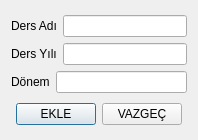
Old version of the form Gorsel/formlar/veriGiris/dersgiris.ui in the repository sadededeoglu/okulprojesi.
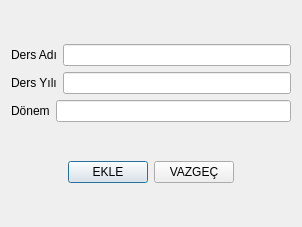
New version of the form. Icons and pictures are not drawn.

```diff
--- a/Gorsel/formlar/veriGiris/dersgiris.ui
+++ b/Gorsel/formlar/veriGiris/dersgiris.ui
@@ -6,8 +6,8 @@
    <rect>
     <x>0</x>
     <y>0</y>
-    <width>198</width>
-    <height>140</height>
+    <width>302</width>
+    <height>227</height>
    </rect>
   </property>
   <property name="windowTitle">
```
Left out of the diff: 86 changed lines with no effect on the pictures.
